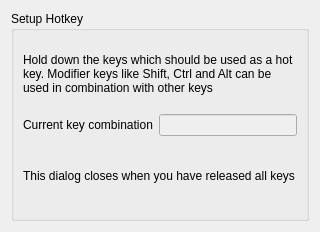
Old version of the form Client/qtTeamTalk/keycomp.ui in the repository BearWare/TeamTalk5.
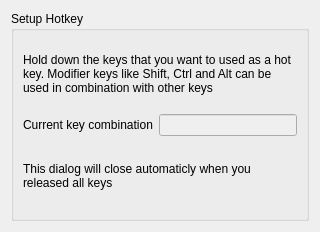
New version of the form.

```diff
--- a/Client/qtTeamTalk/keycomp.ui
+++ b/Client/qtTeamTalk/keycomp.ui
@@ -35,7 +35,7 @@
       <item>
        <widget class="QLabel" name="label">
         <property name="text">
-         <string>Hold down the keys which should be used as a hot key. Modifier keys like Shift, Ctrl and Alt can be used in combination with other keys</string>
+         <string>Hold down the keys that you want to used as a hot key. Modifier keys like Shift, Ctrl and Alt can be used in combination with other keys</string>
         </property>
         <property name="wordWrap">
          <bool>true</bool>
@@ -69,7 +69,7 @@
       <item>
        <widget class="QLabel" name="label_3">
         <property name="text">
-         <string>This dialog closes when you have released all keys</string>
+         <string>This dialog will close automaticly when you released all keys</string>
         </property>
         <property name="wordWrap">
          <bool>true</bool>
```
